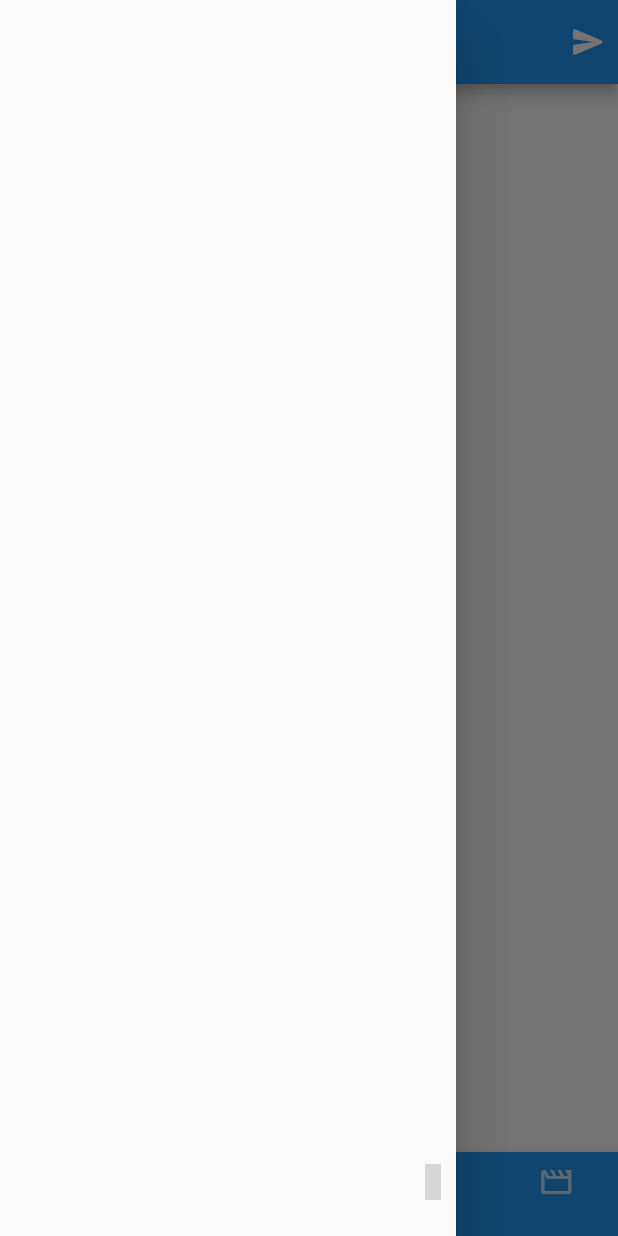
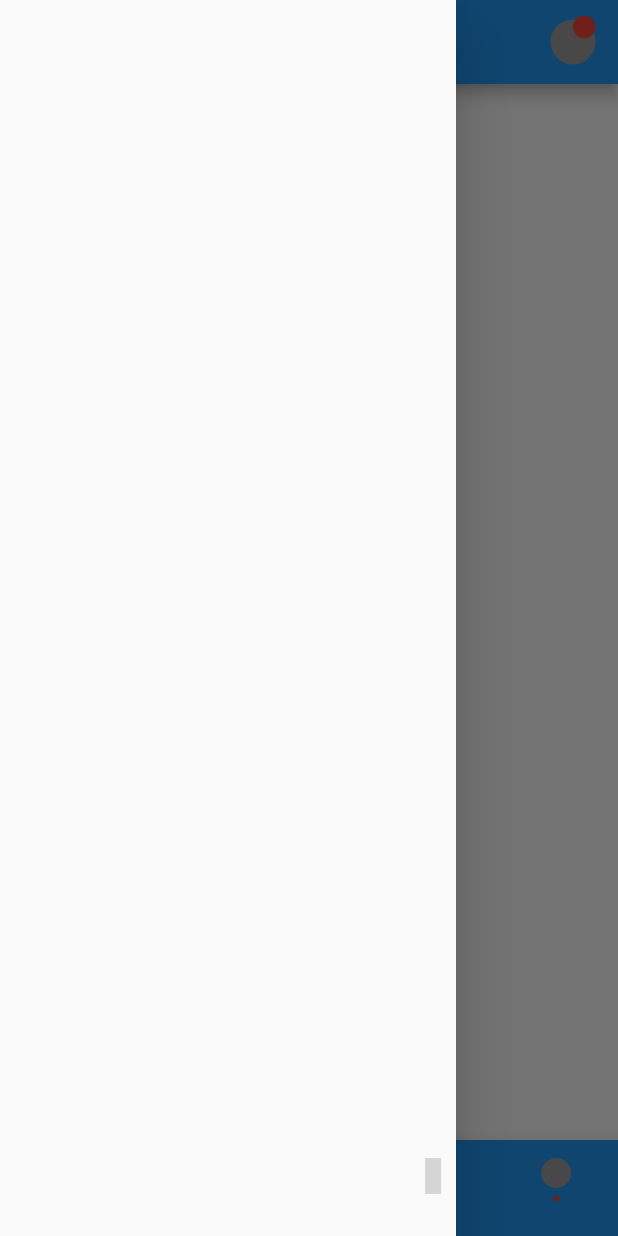
Before and after one commit to Ishwam-Garg/BaatCheet, a Flutter app: the screen it shows after launch, with the side drawer open, on a phone screen of 412 x 824 dp. Run offline on Flutter 3.47's test engine with Material 2 defaults, Android fonts, the phone set to English and light mode, and no system bars; our stand-ins replace eva_icons_flutter; grey boxes are pictures that could not be loaded.

Commit message:
Pages setup

```diff
--- a/lib/BottomNavScreens/BottomNavScreen.dart
+++ b/lib/BottomNavScreens/BottomNavScreen.dart
@@ -1,3 +1,9 @@
+import 'package:baatcheet/BottomNavScreens/HomeScreen.dart';
+import 'package:baatcheet/BottomNavScreens/LikeScreen.dart';
+import 'package:baatcheet/BottomNavScreens/PorfileScreen.dart';
+import 'package:baatcheet/BottomNavScreens/SearchScreen.dart';
+import 'package:baatcheet/BottomNavScreens/ShortsScreen.dart';
+import 'package:flutter/cupertino.dart';
 import 'package:flutter/material.dart';
 import 'package:eva_icons_flutter/eva_icons_flutter.dart';
 
@@ -14,12 +20,33 @@ class _BottomNavScreenState extends State<BottomNavScreen> {
   Widget build(BuildContext context) {
     return Scaffold(
       appBar: AppBar(
+        title: Text('BaatCheet'),
+        centerTitle: true,
         actions: [
           GestureDetector(
-            onTap: (){},
+            onTap: (){
+
+            },
             child: Padding(
-              padding: const EdgeInsets.all(8.0),
-              child: Icon(Icons.send_rounded,color: Colors.white,),
+              padding: EdgeInsets.only(right: 15),
+              child: CircleAvatar(
+                radius: 15,
+                backgroundColor: Colors.grey,
+                child: Align(
+                  alignment: Alignment.topRight,
+                  child: Container(
+                    margin: EdgeInsets.only(left: 10),
+                    child: Padding(
+                      padding: EdgeInsets.only(top: 10,left: 5),
+                      child: CircleAvatar(
+                        radius: 8,
+                        backgroundColor: Colors.red,
+                        //child: ,
+                      ),
+                    ),
+                  ),
+                ),
+              ),
             ),
           ),
         ],
@@ -30,6 +57,7 @@ class _BottomNavScreenState extends State<BottomNavScreen> {
         currentIndex: currentIndex,
         type: BottomNavigationBarType.fixed,
         onTap: (index){
+          _controller.jumpToPage(index);
           setState(() {
             currentIndex = index;
           });
@@ -54,9 +82,41 @@ class _BottomNavScreenState extends State<BottomNavScreen> {
             label: '',
           ),
           BottomNavigationBarItem(
-            icon: currentIndex == 4 ? Icon(Icons.movie_creation,) : Icon(Icons.movie_creation_outlined,),
+            icon: Padding(
+              padding: EdgeInsets.only(top: 5),
+              child: Column(
+                children: [
+                  CircleAvatar(
+                    radius: 10,
+                    backgroundColor: Colors.grey,
+                  ),
+                  Container(
+                    child: Column(
+                      children: [
+                        SizedBox(height: 5,),
+                        CircleAvatar(
+                          radius: 2,
+                          backgroundColor: Colors.red,
+                        ),
+                      ],
+                    ),
+                  ),
+                ],
+              ),
+            ),
             label: '',
           ),
+        ],
+      ),
+      body: PageView(
+        physics: NeverScrollableScrollPhysics(),
+        controller: _controller,
+        children: [
+          HomeScreen(),
+          SearchScreen(),
+          ShortsScreen(),
+          LikeScreen(),
+          ProfileScreen(),
         ],
       ),
     );
```
